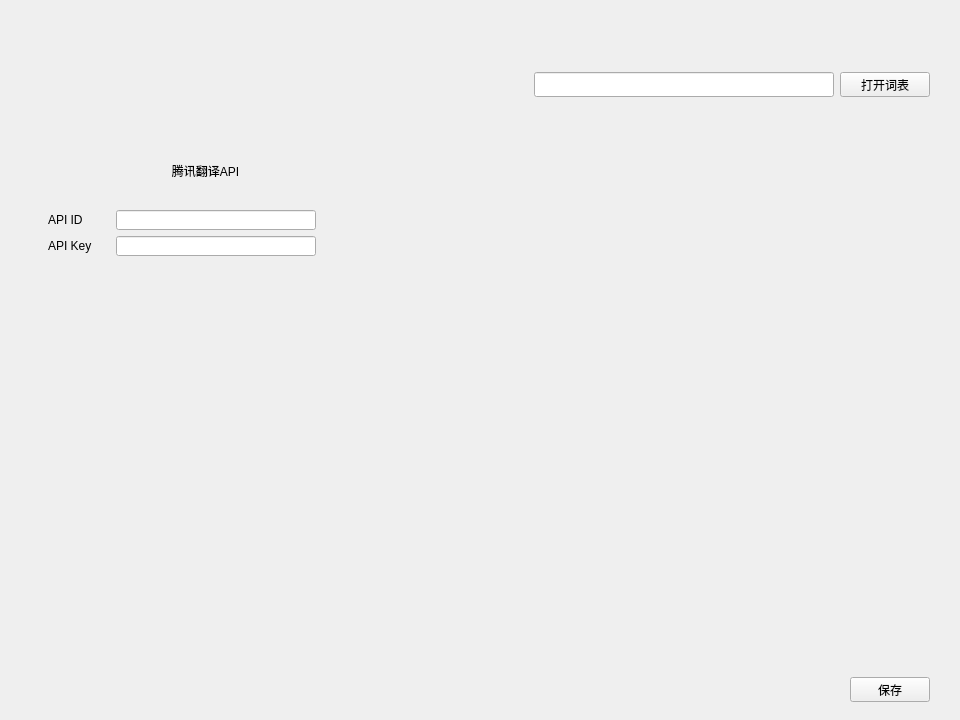
Old version of the form ui/ui_setting.ui in the repository umichan0621/HighQuality-GalgameTranslator.
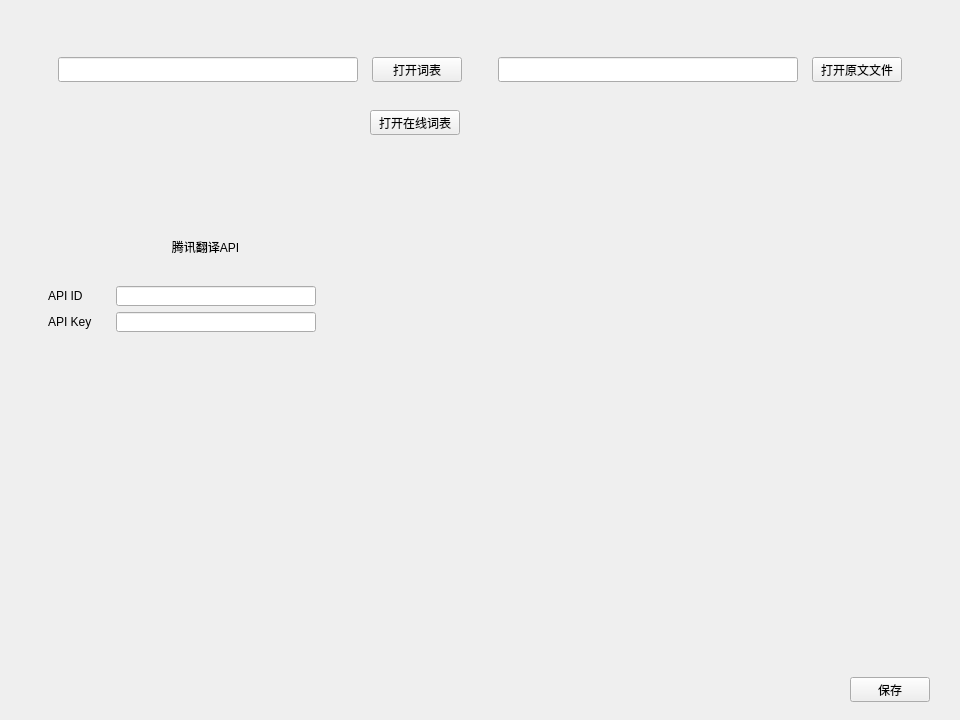
New version of the form.

Commit message: 调整UI，添加打开Google在线文档按键

The edit to the form file:
```diff
--- a/ui/ui_setting.ui
+++ b/ui/ui_setting.ui
@@ -38,7 +38,7 @@
     <property name="geometry">
      <rect>
       <x>30</x>
-      <y>70</y>
+      <y>100</y>
       <width>351</width>
       <height>210</height>
      </rect>
@@ -152,19 +152,6 @@
        </layout>
       </widget>
      </item>
-     <item>
-      <spacer name="verticalSpacer_2">
-       <property name="orientation">
-        <enum>Qt::Vertical</enum>
-       </property>
-       <property name="sizeHint" stdset="0">
-        <size>
-         <width>20</width>
-         <height>40</height>
-        </size>
-       </property>
-      </spacer>
-     </item>
     </layout>
    </widget>
    <widget class="QWidget" name="configSaveWidget" native="true">
@@ -211,12 +198,33 @@
      </item>
     </layout>
    </widget>
+   <widget class="QWidget" name="widget" native="true">
+    <property name="geometry">
+     <rect>
+      <x>50</x>
+      <y>5</y>
+      <width>860</width>
+      <height>60</height>
+     </rect>
+    </property>
+    <property name="minimumSize">
+     <size>
+      <width>860</width>
+      <height>60</height>
+     </size>
+    </property>
+    <property name="maximumSize">
+     <size>
+      <width>860</width>
+      <height>60</height>
+     </size>
+    </property>
    <widget class="QWidget" name="wordsDicWidget" native="true">
     <property name="geometry">
      <rect>
-      <x>30</x>
-      <y>20</y>
-      <width>900</width>
+       <x>0</x>
+       <y>0</y>
+       <width>420</width>
       <height>50</height>
      </rect>
     </property>
@@ -228,30 +236,17 @@
     </property>
     <property name="minimumSize">
      <size>
-      <width>0</width>
+       <width>420</width>
       <height>50</height>
      </size>
     </property>
     <property name="maximumSize">
      <size>
-      <width>16777215</width>
+       <width>420</width>
       <height>50</height>
      </size>
     </property>
     <layout class="QHBoxLayout" name="horizontalLayout_6">
-     <item>
-      <spacer name="horizontalSpacer_4">
-       <property name="orientation">
-        <enum>Qt::Horizontal</enum>
-       </property>
-       <property name="sizeHint" stdset="0">
-        <size>
-         <width>40</width>
-         <height>20</height>
-        </size>
-       </property>
-      </spacer>
-     </item>
      <item>
       <widget class="QLineEdit" name="wordsDicEdit">
        <property name="minimumSize">
@@ -288,6 +283,97 @@
       </widget>
      </item>
     </layout>
+    </widget>
+    <widget class="QWidget" name="openSrcFileWidget" native="true">
+     <property name="geometry">
+      <rect>
+       <x>440</x>
+       <y>0</y>
+       <width>420</width>
+       <height>50</height>
+      </rect>
+     </property>
+     <property name="minimumSize">
+      <size>
+       <width>420</width>
+       <height>50</height>
+      </size>
+     </property>
+     <property name="maximumSize">
+      <size>
+       <width>420</width>
+       <height>50</height>
+      </size>
+     </property>
+     <layout class="QHBoxLayout" name="horizontalLayout_5">
+      <item>
+       <widget class="QLineEdit" name="srcFilePathEdit">
+        <property name="minimumSize">
+         <size>
+          <width>300</width>
+          <height>25</height>
+         </size>
+        </property>
+        <property name="maximumSize">
+         <size>
+          <width>300</width>
+          <height>25</height>
+         </size>
+        </property>
+       </widget>
+      </item>
+      <item>
+       <widget class="QPushButton" name="openSrcFileButton">
+        <property name="sizePolicy">
+         <sizepolicy hsizetype="Expanding" vsizetype="Fixed">
+          <horstretch>0</horstretch>
+          <verstretch>0</verstretch>
+         </sizepolicy>
+        </property>
+        <property name="minimumSize">
+         <size>
+          <width>90</width>
+          <height>25</height>
+         </size>
+        </property>
+        <property name="maximumSize">
+         <size>
+          <width>90</width>
+          <height>25</height>
+         </size>
+        </property>
+        <property name="text">
+         <string>打开原文文件</string>
+        </property>
+       </widget>
+      </item>
+     </layout>
+    </widget>
+   </widget>
+   <widget class="QPushButton" name="openOnlineDicButton">
+    <property name="geometry">
+     <rect>
+      <x>370</x>
+      <y>70</y>
+      <width>90</width>
+      <height>25</height>
+     </rect>
+    </property>
+    <property name="minimumSize">
+     <size>
+      <width>90</width>
+      <height>25</height>
+     </size>
+    </property>
+    <property name="maximumSize">
+     <size>
+      <width>90</width>
+      <height>25</height>
+     </size>
+    </property>
+    <property name="text">
+     <string>打开在线词表</string>
+    </property>
    </widget>
   </widget>
  </widget>
```
Lines whose indentation alone changed are shown as unchanged. The commit also changes 8 other files.
